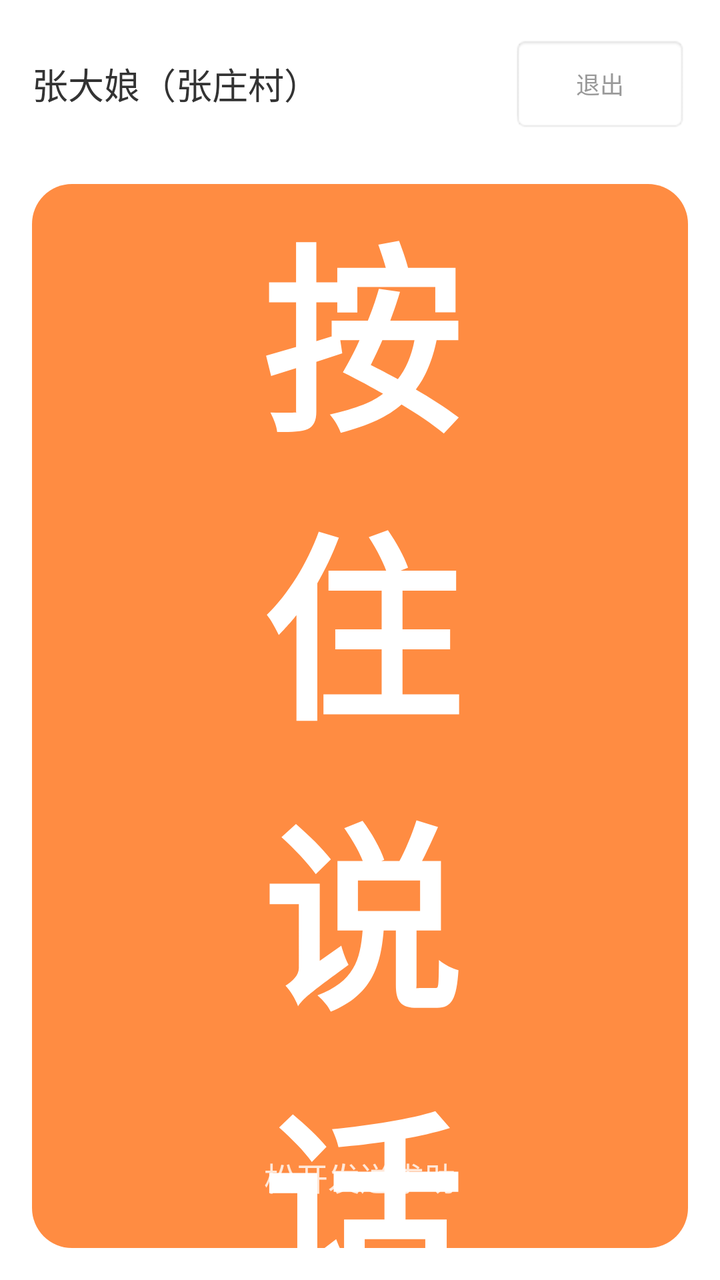
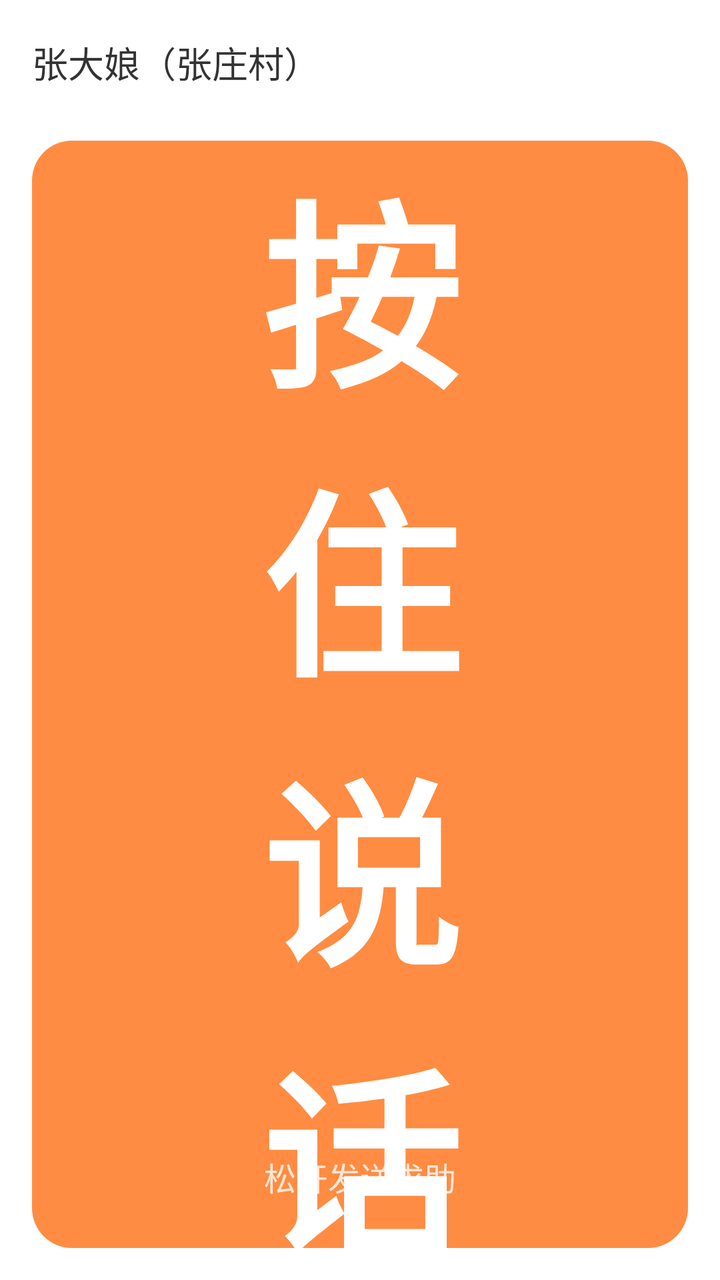

An Android layout rendered at two revisions. The XML below is the earlier revision; the diff shows what the commit changed to produce the second picture.
<!-- AndroidManifest.xml: application theme Theme.AppCompat.Light.NoActionBar -->
<!-- res/layout/activity_seeker_main.xml -->
<?xml version="1.0" encoding="utf-8"?>
<LinearLayout xmlns:android="http://schemas.android.com/apk/res/android"
    android:layout_width="match_parent"
    android:layout_height="match_parent"
    android:orientation="vertical"
    android:background="#FFFFFF"
    android:fitsSystemWindows="true">

    
    <RelativeLayout
        android:layout_width="match_parent"
        android:layout_height="wrap_content"
        android:paddingLeft="16dp"
        android:paddingRight="16dp"
        android:paddingTop="12dp"
        android:paddingBottom="8dp"
        android:layout_marginTop="8dp">

        <TextView
            android:id="@+id/tv_greeting"
            android:layout_width="wrap_content"
            android:layout_height="wrap_content"
            android:text="张大娘（张庄村）"
            android:textSize="18sp"
            android:textColor="#333333"
            android:layout_centerVertical="true" />

        <Button
            android:id="@+id/btn_logout"
            android:layout_width="wrap_content"
            android:layout_height="wrap_content"
            android:text="退出"
            android:textSize="12sp"
            android:textColor="#999999"
            android:background="@android:drawable/editbox_background"
            android:paddingLeft="8dp"
            android:paddingRight="8dp"
            android:paddingTop="4dp"
            android:paddingBottom="4dp"
            android:layout_alignParentEnd="true"
            android:layout_centerVertical="true" />

    </RelativeLayout>

    
    <RelativeLayout
        android:id="@+id/btn_record"
        android:layout_width="match_parent"
        android:layout_height="0dp"
        android:layout_weight="1"
        android:background="@drawable/bg_record_button"
        android:layout_margin="16dp">


        
        <TextView
            android:id="@+id/tv_hold_speak"
            android:layout_width="wrap_content"
            android:layout_height="wrap_content"
            android:text="按\n住\n说\n话"
            android:textColor="#FFFFFF"
            android:textSize="100sp"
            android:textStyle="bold"
            android:gravity="center"
            android:layout_centerInParent="true" />

        <TextView
            android:id="@+id/tv_hint_inner"
            android:layout_width="wrap_content"
            android:layout_height="wrap_content"
            android:text="松开发送求助"
            android:textColor="#FFFFFF"
            android:textSize="16sp"
            android:alpha="0.8"
            android:layout_alignParentBottom="true"
            android:layout_centerHorizontal="true"
            android:layout_marginBottom="24dp" />

    </RelativeLayout>

</LinearLayout>
<!-- resources referenced by this layout -->
<resources>
  <!-- drawable bg_record_button (drawable) -->
  <?xml version="1.0" encoding="utf-8"?>
  <selector xmlns:android="http://schemas.android.com/apk/res/android">
      
      <item android:state_pressed="true">
          <shape android:shape="rectangle">
              <solid android:color="#CC5500" />
              <corners android:radius="16dp" />
          </shape>
      </item>
      
      <item>
          <shape android:shape="rectangle">
              <solid android:color="#FF8C42" />
              <corners android:radius="20dp" />
          </shape>
      </item>
  </selector>
</resources>

<!-- the commit's change to res/layout/activity_seeker_main.xml (unified diff, before → after) -->
@@ -25,24 +25,11 @@
             android:textColor="#333333"
             android:layout_centerVertical="true" />
 
-        <Button
-            android:id="@+id/btn_logout"
-            android:layout_width="wrap_content"
-            android:layout_height="wrap_content"
-            android:text="退出"
-            android:textSize="12sp"
-            android:textColor="#999999"
-            android:background="@android:drawable/editbox_background"
-            android:paddingLeft="8dp"
-            android:paddingRight="8dp"
-            android:paddingTop="4dp"
-            android:paddingBottom="4dp"
-            android:layout_alignParentEnd="true"
-            android:layout_centerVertical="true" />
+    
 
-    </RelativeLayout>
+</RelativeLayout>
 
-    
+
     <RelativeLayout
         android:id="@+id/btn_record"
         android:layout_width="match_parent"
